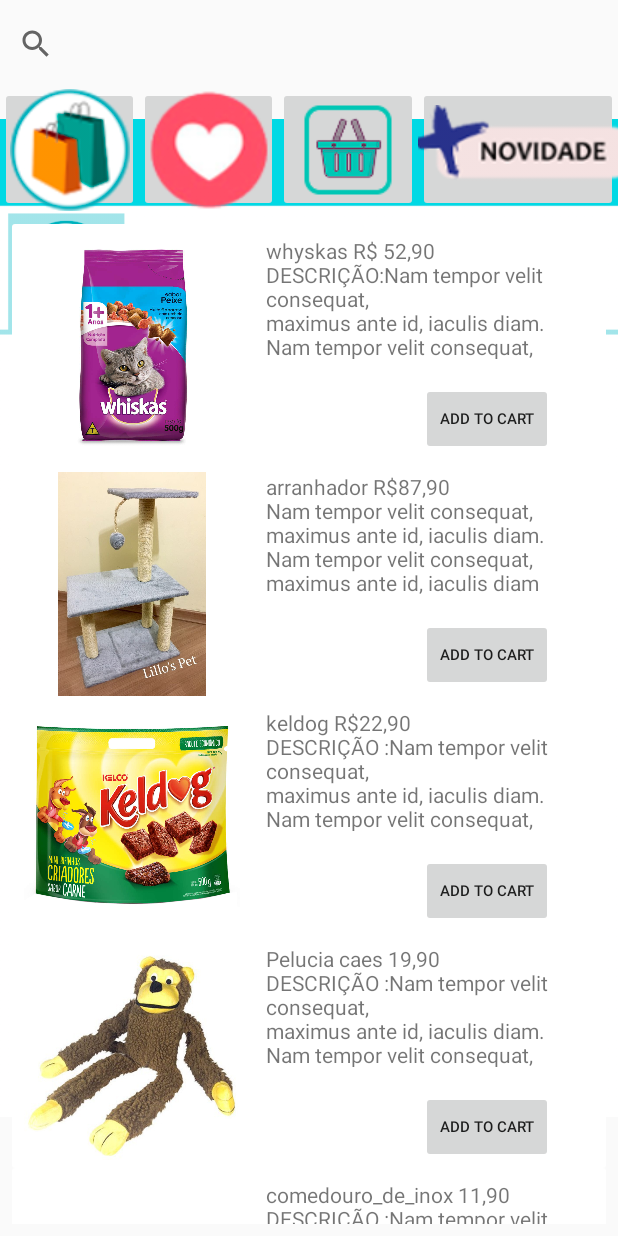
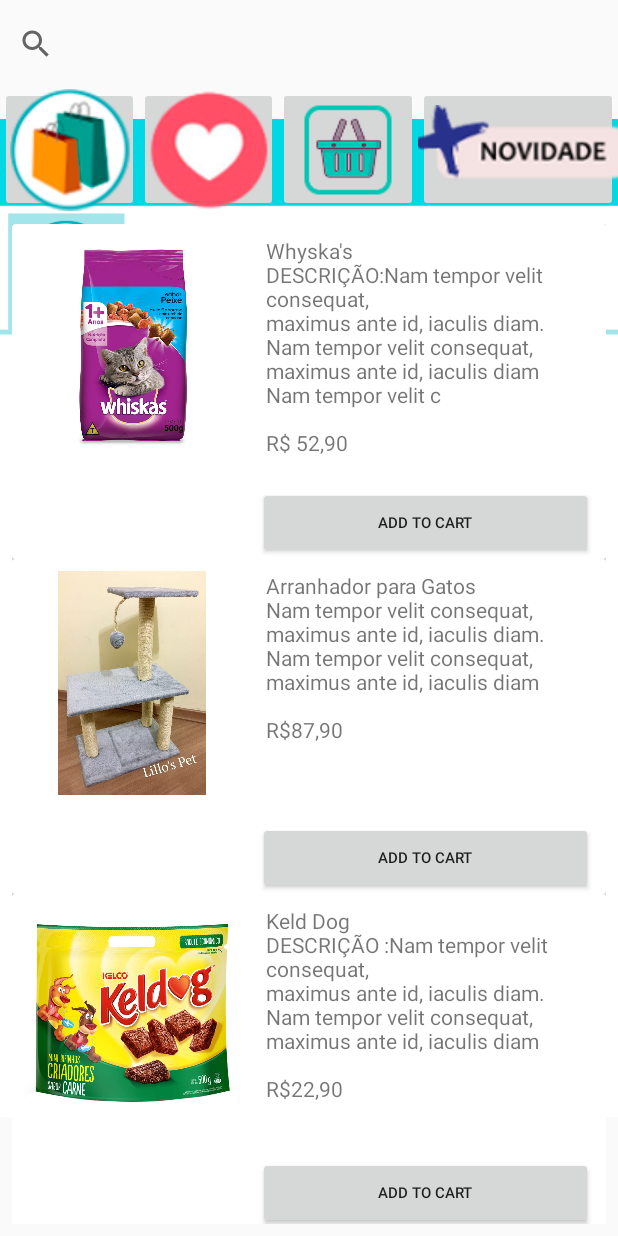
Before and after one commit to IsabellaRO/AnimaPets, an Android app: the VitrineActivity screen opened directly, with no data from a screen before it, on a phone screen of 412 x 824 dp. Run offline under Robolectric (Android 15) with nearby library versions, the phone set to English and light mode, and no system bars.

Commit message:
ajustes finais da vitrine

```diff
--- a/AnimaPets/app/src/main/AndroidManifest.xml
+++ b/AnimaPets/app/src/main/AndroidManifest.xml
@@ -9,7 +9,7 @@
         android:roundIcon="@mipmap/ic_launcher_round"
         android:supportsRtl="true"
         android:theme="@style/AppTheme"
-        android:hardwareAccelerated="false"
+        android:hardwareAccelerated="true"
         android:largeHeap="true">
         <activity android:name=".LoginActivity">
             <intent-filter>
--- a/AnimaPets/app/src/main/java/com/example/frana/animapets/RacaoActivity.java
+++ b/AnimaPets/app/src/main/java/com/example/frana/animapets/RacaoActivity.java
@@ -42,10 +42,6 @@
 
     }
     void goToMain(){
-        Intent i = new Intent(getApplicationContext(),MainActivity.class);
-        i.putExtra("user", user.getCodigo());
-
-        startActivity(i);
         finish();
 
     }
--- a/AnimaPets/app/src/main/java/com/example/frana/animapets/VitrineActivity.java
+++ b/AnimaPets/app/src/main/java/com/example/frana/animapets/VitrineActivity.java
@@ -74,83 +74,83 @@
 
         String imageName = "whiskas";
             int resID = getResources().getIdentifier(imageName, "drawable", getPackageName());
-        List_vitrine_cards list_vitrine_cards1 = new List_vitrine_cards("whyskas R$ 52,90  \n" +
+        List_vitrine_cards list_vitrine_cards1 = new List_vitrine_cards("Whyska's \n" +
                 "DESCRIÇÃO:Nam tempor velit consequat,\n" +
                 "maximus ante id, iaculis diam.\n" +
                 "Nam tempor velit consequat,\n" +
-                "maximus ante id, iaculis diam Nam tempor velit c", resID);
+                "maximus ante id, iaculis diam Nam tempor velit c \n \n" + "R$ 52,90", resID);
 
         imageName = "arranhador";
         resID = getResources().getIdentifier(imageName, "drawable", getPackageName());
-        List_vitrine_cards list_vitrine_cards2 = new List_vitrine_cards("arranhador R$87,90\n" +
+        List_vitrine_cards list_vitrine_cards2 = new List_vitrine_cards("Arranhador para Gatos\n" +
                 "Nam tempor velit consequat,\n" +
                 "maximus ante id, iaculis diam.\n" +
                 "Nam tempor velit consequat,\n" +
-                "maximus ante id, iaculis diam", resID);
+                "maximus ante id, iaculis diam \n\n" + "R$87,90", resID);
 
         imageName = "kelddog";
         resID = getResources().getIdentifier(imageName, "drawable", getPackageName());
-        List_vitrine_cards list_vitrine_cards3 = new List_vitrine_cards("keldog R$22,90\n" +
+        List_vitrine_cards list_vitrine_cards3 = new List_vitrine_cards("Keld Dog\n" +
                 "DESCRIÇÃO :Nam tempor velit consequat,\n" +
                 "maximus ante id, iaculis diam.\n" +
                 "Nam tempor velit consequat,\n" +
-                "maximus ante id, iaculis diam\n", resID);
+                "maximus ante id, iaculis diam\n\n" + "R$22,90", resID);
 
         imageName = "pelucia_caes";
         resID = getResources().getIdentifier(imageName, "drawable", getPackageName());
-        List_vitrine_cards list_vitrine_cards4 = new List_vitrine_cards("Pelucia caes 19,90  \n" +
+        List_vitrine_cards list_vitrine_cards4 = new List_vitrine_cards("Cães de Pelucia\n" +
                 "DESCRIÇÃO :Nam tempor velit consequat,\n" +
                 "maximus ante id, iaculis diam.\n" +
                 "Nam tempor velit consequat,\n" +
-                "maximus ante id, iaculis diam", resID);
+                "maximus ante id, iaculis diam\n\n"+"R$19,90", resID);
 
         imageName = "comedouro_de_inox";
         resID = getResources().getIdentifier(imageName, "drawable", getPackageName());
-        List_vitrine_cards list_vitrine_cards5 = new List_vitrine_cards("comedouro_de_inox 11,90\n" +
+        List_vitrine_cards list_vitrine_cards5 = new List_vitrine_cards("Comedouro de Inox \n" +
                 "DESCRIÇÃO :Nam tempor velit consequat,\n" +
                 "maximus ante id, iaculis diam.\n" +
                 "Nam tempor velit consequat,\n" +
-                "maximus ante id, iaculis diam", resID);
+                "maximus ante id, iaculis diam\n\n"+"R$11,90", resID);
 
         imageName = "comedouroebebedouro";
         resID = getResources().getIdentifier(imageName, "drawable", getPackageName());
-        List_vitrine_cards list_vitrine_cards6 = new List_vitrine_cards("comedouro e bebedouro dual 119,90\n" +
+        List_vitrine_cards list_vitrine_cards6 = new List_vitrine_cards("cComedouro e Bebedouro Dual \n" +
                 "DESCRIÇÃO :Nam tempor velit consequat,\n" +
                 "maximus ante id, iaculis diam.\n" +
                 "Nam tempor velit consequat,\n" +
-                "maximus ante id, iaculis diam", resID);
+                "maximus ante id, iaculis diam\n\n" + "R$119,90", resID);
 
         imageName = "coleira_anti_pulgas";
         resID = getResources().getIdentifier(imageName, "drawable", getPackageName());
-        List_vitrine_cards list_vitrine_cards7 = new List_vitrine_cards("coleira_anti_pulgas R$149,00\n" +
+        List_vitrine_cards list_vitrine_cards7 = new List_vitrine_cards("Coleira Anti-Pulgas \n" +
                 "DESCRIÇÃO :Nam tempor velit consequat,\n" +
                 "maximus ante id, iaculis diam.\n" +
                 "Nam tempor velit consequat,\n" +
-                "maximus ante id, iaculis diam", resID);
+                "maximus ante id, iaculis diam\n\n"+"R$149,00", resID);
 
         imageName = "perfume_femeas";
         resID = getResources().getIdentifier(imageName, "drawable", getPackageName());
-        List_vitrine_cards list_vitrine_cards8 = new List_vitrine_cards("perfume pet femea 10,71\n" +
+        List_vitrine_cards list_vitrine_cards8 = new List_vitrine_cards("Perfume Cachorro Fêmea \n" +
                 "DESCRIÇÃO :Nam tempor velit consequat,\n" +
                 "maximus ante id, iaculis diam.\n" +
                 "Nam tempor velit consequat,\n" +
-                "maximus ante id, iaculis diam\n", resID);
+                "maximus ante id, iaculis diam\n\n" + "R$10,71", resID);
 
         imageName = "shampoo_neutro";
         resID = getResources().getIdentifier(imageName, "drawable", getPackageName());
-        List_vitrine_cards list_vitrine_cards9 = new List_vitrine_cards("shampoo pet neutro R$ 38,61\n" +
+        List_vitrine_cards list_vitrine_cards9 = new List_vitrine_cards("Shampoo Pet Neutro R$ 38,61\n" +
                 "DESCRIÇÃO :Nam tempor velit consequat,\n" +
                 "maximus ante id, iaculis diam.\n" +
                 "Nam tempor velit consequat,\n" +
-                "maximus ante id, iaculis diam", resID);
+                "maximus ante id, iaculis diam\n\n"+"R$10,71", resID);
 
         imageName = "luvas";
         resID = getResources().getIdentifier(imageName, "drawable", getPackageName());
-        List_vitrine_cards list_vitrine_cards10 = new List_vitrine_cards("luvas R$12,90\n" +
+        List_vitrine_cards list_vitrine_cards10 = new List_vitrine_cards("Luvas Magnéticas \n" +
                 "DESCRIÇÃO : Nam tempor velit consequat,\n" +
                 "maximus ante id, iaculis diam.\n" +
                 "Nam tempor velit consequat,\n" +
-                "maximus ante id, iaculis diam. ", resID);
+                "maximus ante id, iaculis diam. \n\n"+"R$12,90", resID);
 
         list_vitrine_cardsa.add(list_vitrine_cards1);
         list_vitrine_cardsa.add(list_vitrine_cards2);
--- a/AnimaPets/app/src/main/res/layout/vitrine_card_layout.xml
+++ b/AnimaPets/app/src/main/res/layout/vitrine_card_layout.xml
@@ -23,7 +23,7 @@
         <TextView
             android:id="@+id/text_info_product_card"
             android:layout_width="210dp"
-            android:layout_height="82dp"
+            android:layout_height="151dp"
             android:layout_marginEnd="8dp"
             android:layout_marginStart="8dp"
             android:layout_marginTop="8dp"
@@ -34,7 +34,7 @@
 
         <Button
             android:id="@+id/add_carrinho_btn_vitrine"
-            android:layout_width="wrap_content"
+            android:layout_width="223dp"
             android:layout_height="wrap_content"
             android:layout_marginEnd="8dp"
             android:layout_marginStart="8dp"
```
